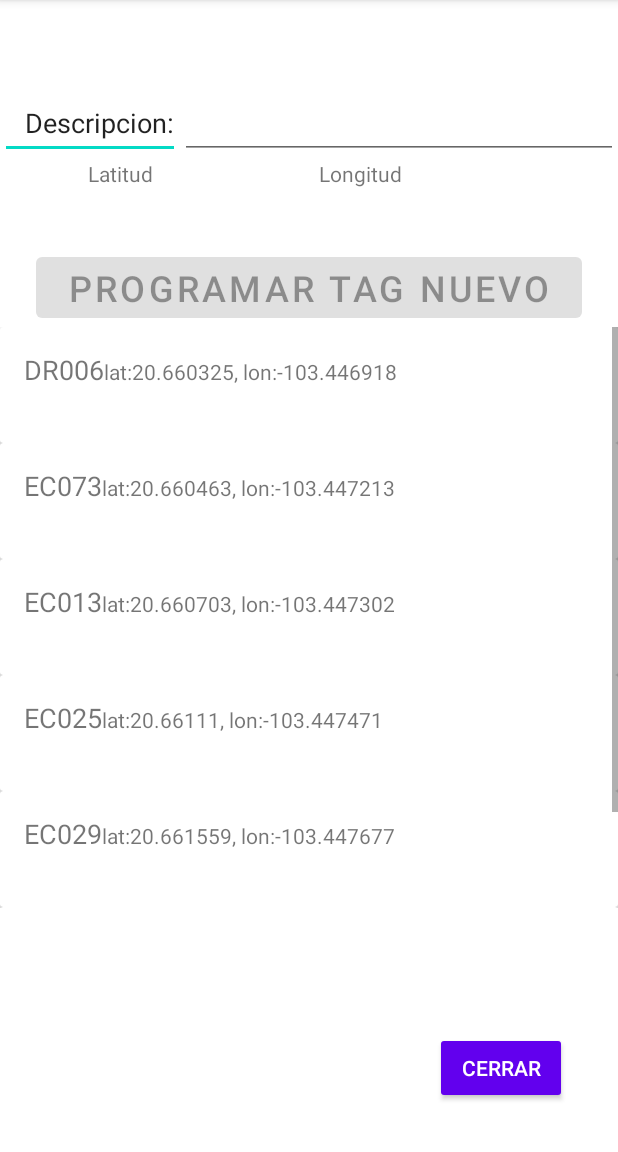
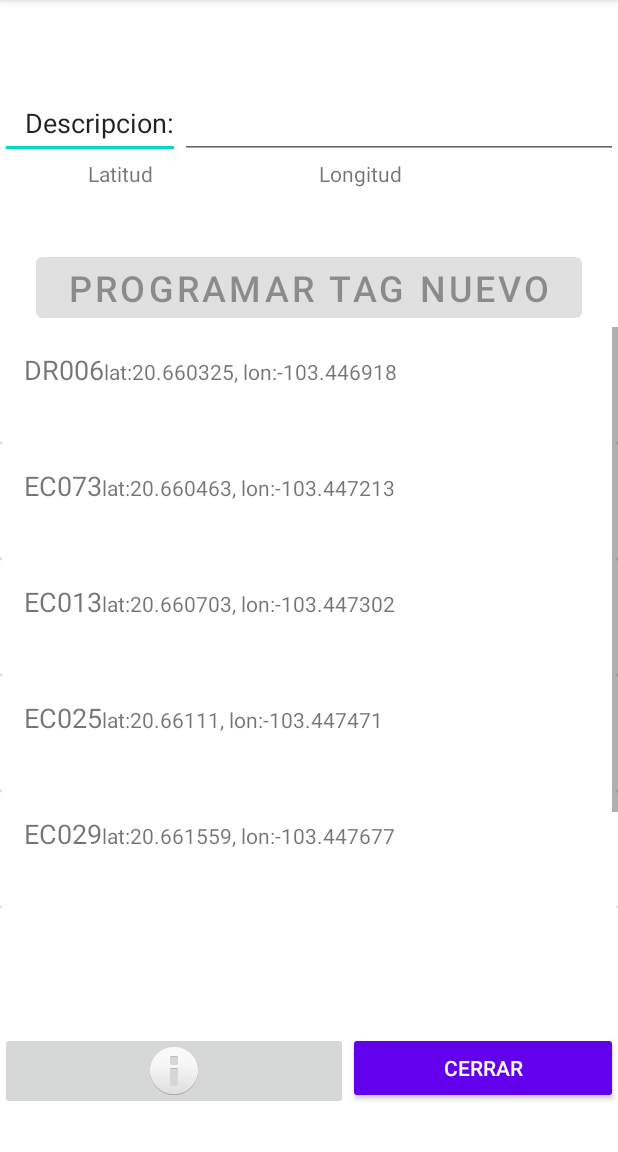
Before and after one commit to lrangel82/rondingpeinn, an Android app: the ProgramarTags screen opened directly, with no data from a screen before it, on a phone screen of 412 x 824 dp, the part 84-1236 px from its top. Run offline under Robolectric (Android 15) with nearby library versions, the phone set to English and light mode, and no system bars.

Commit message:
Add settings

```diff
--- a/app/src/main/java/com/larangel/rondingpeinn/ProgramarTags.kt
+++ b/app/src/main/java/com/larangel/rondingpeinn/ProgramarTags.kt
@@ -5,7 +5,6 @@ import CheckPointAdapter
 import android.Manifest
 import android.annotation.SuppressLint
 import android.app.PendingIntent
-import android.content.Context
 import android.content.Intent
 import android.content.IntentFilter
 import android.content.IntentFilter.MalformedMimeTypeException
@@ -18,10 +17,12 @@ import android.nfc.NdefRecord
 import android.nfc.NfcAdapter
 import android.nfc.Tag
 import android.nfc.tech.Ndef
+import android.os.Build
 import android.os.Bundle
 import android.provider.Settings
 import android.widget.Button
 import android.widget.EditText
+import android.widget.ImageButton
 import android.widget.TextView
 import android.widget.Toast
 import androidx.activity.enableEdgeToEdge
@@ -32,16 +33,9 @@ import androidx.core.app.ActivityCompat
 import androidx.core.content.ContextCompat
 import androidx.core.view.ViewCompat
 import androidx.core.view.WindowInsetsCompat
-import androidx.core.widget.addTextChangedListener
 import androidx.recyclerview.widget.LinearLayoutManager
 import androidx.recyclerview.widget.RecyclerView
-import com.google.android.gms.location.FusedLocationProviderClient
-import com.google.android.gms.location.LocationServices
-import com.larangel.rondingpeinn.R
 import java.nio.charset.Charset
-import java.util.Timer
-import java.util.TimerTask
-import kotlin.concurrent.schedule
 
 class ProgramarTags : AppCompatActivity() {
     private var nfcAdapter: NfcAdapter? = null
@@ -53,7 +47,6 @@ class ProgramarTags : AppCompatActivity() {
     private lateinit var myAdapter: CheckPointAdapter
 
     private var wichCheckpointToSave: CheckPoint? = null
-    private lateinit var fusedLocationClient: FusedLocationProviderClient
     private var locationListener: LocationListener? = null
 
 
@@ -65,7 +58,7 @@ class ProgramarTags : AppCompatActivity() {
 
         nfcAdapter =  NfcAdapter.getDefaultAdapter(this)
         // Check the NFC adapter
-        if (nfcAdapter == null && false) {
+        if (nfcAdapter == null && !isRunningOnEmulator()) {
             val builder = AlertDialog.Builder(this@ProgramarTags)
             builder.setMessage("Este dispositivo no tiene NFC.")
             //Return to MAIN
@@ -121,6 +114,10 @@ class ProgramarTags : AppCompatActivity() {
             startActivity(intent)
         }
 
+        val btnSettings: ImageButton = findViewById<ImageButton>(R.id.btnSettings)
+        btnSettings.setOnClickListener{
+            startActivity(Intent(this, SettingsActivity::class.java ))
+        }
 
         //LISTADO de checkpoints
         recyclerView = findViewById(R.id.recyclerView)
@@ -180,6 +177,25 @@ class ProgramarTags : AppCompatActivity() {
             insets
         }
     }
+
+    private fun isRunningOnEmulator(): Boolean {
+        return (Build.FINGERPRINT.startsWith("generic")
+                || Build.FINGERPRINT.contains("unknown")
+                || Build.MODEL.contains("google_sdk")
+                || Build.MODEL.contains("Emulator")
+                || Build.MODEL.contains("Android SDK built for x86")
+                || Build.HARDWARE.contains("goldfish")
+                || Build.HARDWARE.contains("ranchu")
+                || Build.MANUFACTURER.contains("Genymotion")
+                || Build.PRODUCT.contains("sdk_google")
+                || Build.PRODUCT.contains("google_sdk")
+                || Build.PRODUCT.contains("sdk")
+                || Build.PRODUCT.contains("sdk_x86")
+                || Build.PRODUCT.contains("vbox86p")
+                || Build.PRODUCT.contains("emulator")
+                || Build.PRODUCT.contains("simulator"))
+    }
+
 
     //Una ves solicitado el permiso manejar la respuesta
     @RequiresPermission(allOf = [Manifest.permission.ACCESS_FINE_LOCATION, Manifest.permission.ACCESS_COARSE_LOCATION])
--- a/app/src/main/res/layout/activity_programar_tags.xml
+++ b/app/src/main/res/layout/activity_programar_tags.xml
@@ -91,6 +91,11 @@
             </LinearLayout>
         </ScrollView>
 
+        <TextView
+            android:id="@+id/txtlog2"
+            android:layout_width="match_parent"
+            android:layout_height="wrap_content" />
+
     </LinearLayout>
 
     <LinearLayout
@@ -101,15 +106,17 @@
         app:layout_constraintBottom_toBottomOf="parent"
         tools:layout_editor_absoluteX="23dp">
 
-        <TextView
-            android:id="@+id/txtlog2"
-            android:layout_width="290dp"
-            android:layout_height="match_parent" />
+        <ImageButton
+            android:id="@+id/btnSettings"
+            android:layout_width="100dp"
+            android:layout_height="wrap_content"
+            android:layout_weight="1"
+            app:srcCompat="@android:drawable/ic_dialog_info" />
 
         <Button
             android:id="@+id/btn_cerrar"
             style="@style/Widget.AppCompat.Button"
-            android:layout_width="wrap_content"
+            android:layout_width="180dp"
             android:layout_height="wrap_content"
             android:layout_marginBottom="10dp"
             android:text="Cerrar" />
```
Also changed, not shown: app/src/main/AndroidManifest.xml (+7 -5 lines), app/src/main/java/MySettings.kt (added, +41 -0 lines), app/src/main/java/com/larangel/rondingpeinn/SettingsActivity.kt (added, +51 -0 lines), app/src/main/java/com/larangel/rondingpeinn/StartRondinActivity.kt (+33 -10 lines), app/src/main/res/layout/activity_settings.xml (added, +96 -0 lines).
